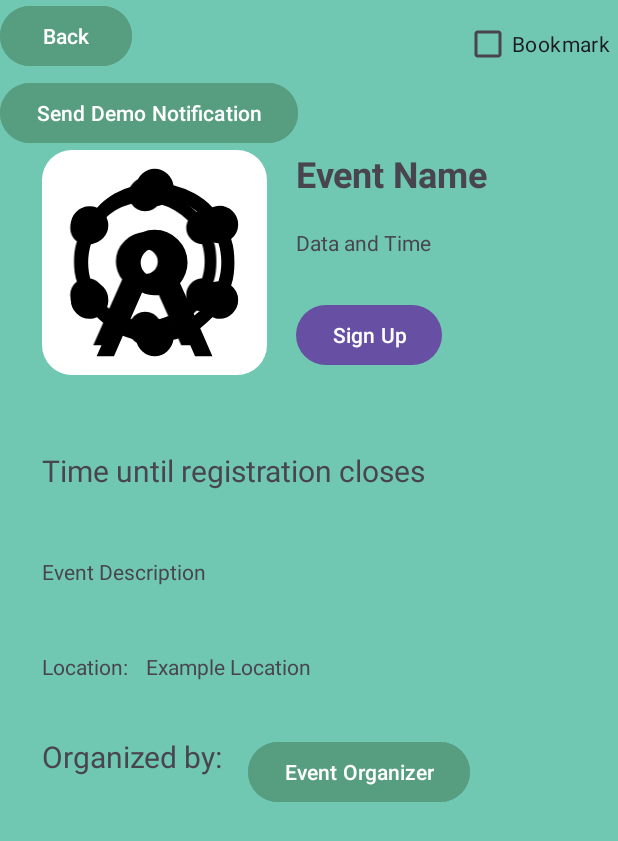
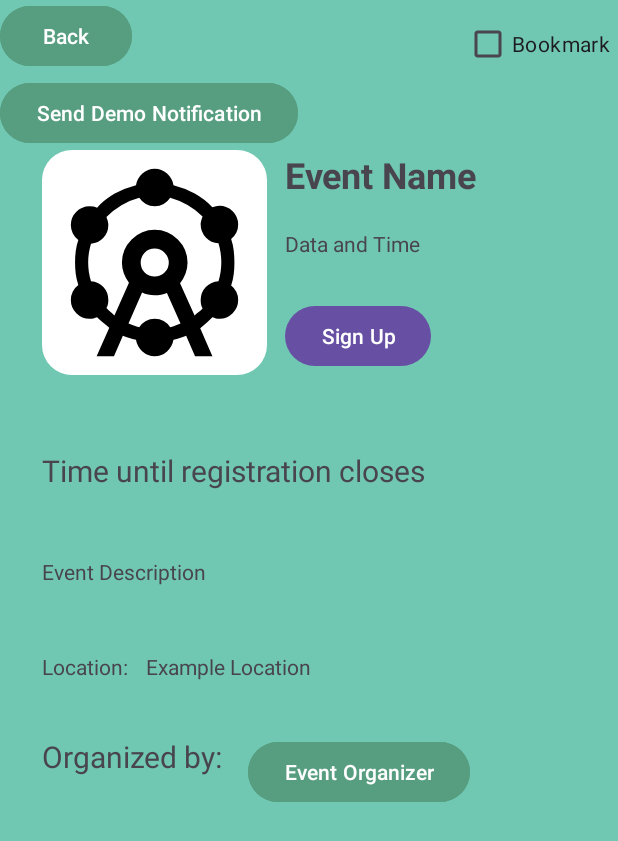
Before and after one commit to CMPUT301F25-kraken/krakenhax, an Android app: the EventFragment screen opened through its navigation route, on a phone screen of 412 x 824 dp. Shown: the top 841 px of the screen. Run offline under Robolectric (Android 15) with nearby library versions, the light colour scheme and no system bars; our stand-ins replace CircleImageView, Firebase (no records; nobody signed in at launch, a user with empty details on screens opened directly), Picasso, navigation-ui; 14 statements that could not run were skipped.

Commit message:
Fix: Removed duplicate image posters in event page and fixed back button functionality from events selected from my events page.

```diff
--- a/Code/app/src/main/java/com/kraken/krakenhax/EventFragment.java
+++ b/Code/app/src/main/java/com/kraken/krakenhax/EventFragment.java
@@ -6,7 +6,6 @@ import android.view.LayoutInflater;
 import android.view.View;
 import android.view.ViewGroup;
 import android.widget.Button;
-import android.widget.ImageView;
 import android.widget.TextView;
 
 import androidx.annotation.NonNull;
@@ -15,9 +14,8 @@ import androidx.fragment.app.Fragment;
 import androidx.navigation.NavController;
 import androidx.navigation.Navigation;
 
+import com.google.android.material.imageview.ShapeableImageView;
 import com.google.firebase.firestore.DocumentReference;
-import com.google.firebase.firestore.FieldValue;
-import com.google.android.material.imageview.ShapeableImageView;
 import com.google.firebase.firestore.FirebaseFirestore;
 import com.squareup.picasso.Picasso;
 
@@ -179,13 +177,7 @@ public class EventFragment extends Fragment {
 
         // Set up the back button
         Button buttonBack = view.findViewById(R.id.button_back);
-        buttonBack.setOnClickListener(v -> {
-            if (currentUser.getType().equals("Admin")) {
-                navController.navigate(R.id.action_MyEventDetailsFragment_to_AdminListFragment);
-            } else {
-                navController.navigate(R.id.action_EventFragment_to_EventsFragment);
-            }
-        });
+        buttonBack.setOnClickListener(v -> navController.popBackStack());
 
         // Set the view event organizer button to show the name of the organizer
         String organizerID = event.getOrgId();
--- a/Code/app/src/main/res/layout/fragment_event.xml
+++ b/Code/app/src/main/res/layout/fragment_event.xml
@@ -33,12 +33,12 @@
         android:id="@+id/tv_event_name"
         android:layout_width="wrap_content"
         android:layout_height="wrap_content"
-        android:layout_marginStart="32dp"
+        android:layout_marginStart="12dp"
         android:text="Event Name"
         android:textSize="24sp"
         android:textStyle="bold"
-        app:layout_constraintStart_toEndOf="@+id/eventIV"
-        app:layout_constraintTop_toBottomOf="@+id/button_notify" />
+        app:layout_constraintStart_toEndOf="@+id/event_image"
+        app:layout_constraintTop_toTopOf="@+id/event_image" />
 
     <Button
         android:id="@+id/button_back"
@@ -48,17 +48,6 @@
         android:text="Back"
         app:layout_constraintStart_toStartOf="parent"
         app:layout_constraintTop_toTopOf="parent" />
-
-    <Button
-        android:id="@+id/button_notify"
-        android:layout_width="wrap_content"
-        android:layout_height="wrap_content"
-        android:layout_marginTop="3dp"
-        android:backgroundTint="@color/LoginButtonColor"
-        android:text="Send Demo Notification"
-        android:visibility="visible"
-        app:layout_constraintStart_toStartOf="parent"
-        app:layout_constraintTop_toBottomOf="@id/button_back" />
 
 
     <com.google.android.material.imageview.ShapeableImageView
@@ -97,7 +86,6 @@
         android:id="@+id/button_accept"
         android:layout_width="wrap_content"
         android:layout_height="wrap_content"
-        android:layout_marginStart="32dp"
         android:layout_marginTop="28dp"
         android:outlineAmbientShadowColor="@color/acceptButton"
         android:outlineSpotShadowColor="@color/acceptButton"
@@ -107,7 +95,6 @@
         android:textColorHint="@color/acceptButton"
         android:textColorLink="@color/acceptButton"
         android:visibility="gone"
-        app:layout_constraintStart_toEndOf="@+id/eventIV"
         app:layout_constraintTop_toBottomOf="@+id/tv_date_time" />
 
     <Button
@@ -200,14 +187,15 @@
         app:layout_constraintStart_toStartOf="parent"
         app:layout_constraintTop_toBottomOf="@+id/tv_event_description" />
 
-    <ImageView
-        android:id="@+id/eventIV"
-        android:layout_width="137dp"
-        android:layout_height="134dp"
-        android:layout_marginStart="28dp"
-        android:layout_marginTop="8dp"
-        android:src="@drawable/outline_attractions_100"
+    <Button
+        android:id="@+id/button_notify"
+        android:layout_width="wrap_content"
+        android:layout_height="wrap_content"
+        android:layout_marginTop="3dp"
+        android:backgroundTint="@color/LoginButtonColor"
+        android:text="Send Demo Notification"
+        android:visibility="visible"
         app:layout_constraintStart_toStartOf="parent"
-        app:layout_constraintTop_toBottomOf="@+id/button_notify" />
+        app:layout_constraintTop_toBottomOf="@id/button_back" />
 
 </androidx.constraintlayout.widget.ConstraintLayout>
```
Also changed, not shown: Code/app/src/main/java/com/kraken/krakenhax/MyEventsFragment.java (+47 -44 lines).
